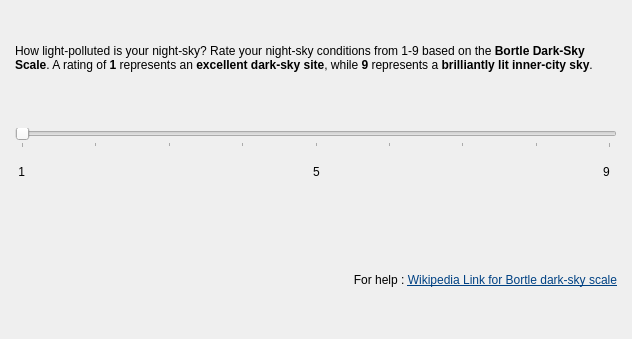
KDE/kstars, file kstars/tools/whatsinteresting/wilpsettings.ui: the form before one commit.
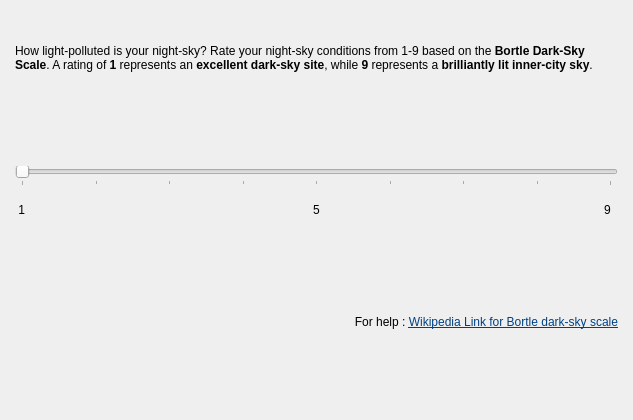
The form after the commit.

Commit message: Added functionality to use telescope from the list view in WI settings dialog.

The edit to the form file:
```diff
--- a/kstars/tools/whatsinteresting/wilpsettings.ui
+++ b/kstars/tools/whatsinteresting/wilpsettings.ui
@@ -6,8 +6,8 @@
    <rect>
     <x>0</x>
     <y>0</y>
-    <width>632</width>
-    <height>339</height>
+    <width>633</width>
+    <height>420</height>
    </rect>
   </property>
   <property name="windowTitle">
```
The commit also changes 3 other files.
